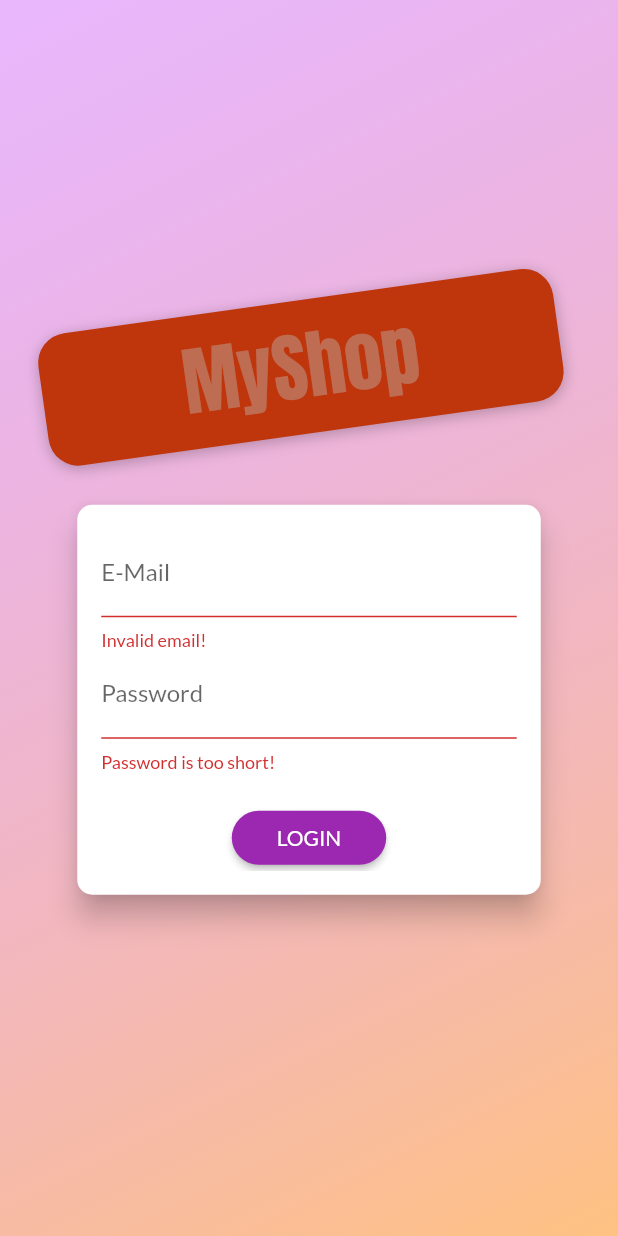
After one commit to wildcors/shop_app, a Flutter app: the screen it shows after launch, after a tap on "LOGIN", on a phone screen of 412 x 824 dp. The commit adds this screen. Run offline on Flutter 3.47's test engine with Material 2 defaults, Android fonts, the phone set to English and light mode, and no system bars; our stand-ins replace shared_preferences; network calls fail.

Commit message:
feat: auth, user

```diff
--- a/lib/main.dart
+++ b/lib/main.dart
@@ -1,15 +1,18 @@
 import 'package:flutter/material.dart';
 import 'package:provider/provider.dart';
 
+import './screens/splash_screen.dart';
 import './screens/cart_screen.dart';
 import './screens/products_overview_screen.dart';
 import './screens/product_detail_screen.dart';
 import './providers/products.dart';
 import './providers/cart.dart';
 import './providers/orders.dart';
+import './providers/auth.dart';
 import './screens/orders_screen.dart';
 import './screens/user_products_screen.dart';
 import './screens/edit_product_screen.dart';
+import './screens/auth_screen.dart';
 
 void main() => runApp(MyApp());
 
@@ -19,30 +22,54 @@ class MyApp extends StatelessWidget {
     return MultiProvider(
       providers: [
         ChangeNotifierProvider.value(
-          value: Products(),
+          value: Auth(),
+        ),
+        ChangeNotifierProxyProvider<Auth, Products>(
+          create: (ctx) => Products('', '', []),
+          update: (ctx, auth, previousProducts) => Products(
+              auth.token,
+              auth.userId,
+              previousProducts == null ? [] : previousProducts.items),
         ),
         ChangeNotifierProvider.value(
           value: Cart(),
         ),
-        ChangeNotifierProvider.value(
-          value: Orders(),
+        ChangeNotifierProxyProvider<Auth, Orders>(
+          create: (ctx) => Orders('', '', []),
+          update: (ctx, auth, previousOrders) => Orders(
+            auth.token,
+            auth.userId,
+            previousOrders == null ? [] : previousOrders.orders,
+          ),
         ),
       ],
-      child: MaterialApp(
+      child: Consumer<Auth>(
+        builder: (ctx, auth, _) => MaterialApp(
           title: 'MyShop',
           theme: ThemeData(
             primarySwatch: Colors.purple,
             accentColor: Colors.deepOrange,
             fontFamily: 'Lato',
           ),
-          home: ProductsOverviewScreen(),
+          home: auth.isAuth
+              ? ProductsOverviewScreen()
+              : FutureBuilder(
+                  future: auth.tryAutoLogin(),
+                  builder: (ctx, authResultSnapshot) =>
+                      authResultSnapshot.connectionState ==
+                              ConnectionState.waiting
+                          ? SplashScreen()
+                          : AuthScreen(),
+                ),
           routes: {
             ProductDetailScreen.routeName: (ctx) => ProductDetailScreen(),
             CartScreen.routeName: (ctx) => CartScreen(),
             OrdersScreen.routeName: (ctx) => OrdersScreen(),
             UserProductsScreen.routeName: (ctx) => UserProductsScreen(),
             EditProductScreen.routeName: (ctx) => EditProductScreen(),
-          }),
+          },
+        ),
+      ),
     );
   }
 }
--- /dev/null
+++ b/lib/providers/auth.dart
@@ -0,0 +1,127 @@
+import 'dart:convert';
+import 'dart:async';
+
+import 'package:flutter/widgets.dart';
+import 'package:http/http.dart' as http;
+import 'package:shared_preferences/shared_preferences.dart';
+
+import '../models/http_exception.dart';
+
+class Auth with ChangeNotifier {
+  String _token;
+  DateTime _expiryDate;
+  String _userId;
+  Timer _authTimer;
+
+  bool get isAuth {
+    return token != null;
+  }
+
+  String get token {
+    if (_expiryDate != null &&
+        _expiryDate.isAfter(DateTime.now()) &&
+        _token != null) {
+      return _token;
+    }
+    return null;
+  }
+
+  String get userId {
+    return _userId;
+  }
+
+  Future<void> _authenticate(
+      String email, String password, String urlSegment) async {
+    final url =
+        Uri.parse('https://identitytoolkit.googleapis.com/v1/accounts:$urlSegment?key=AIzaSyDKhVHggu5evbOw4kzH-LUjrXUpe7vjZws');
+    try {
+      final response = await http.post(
+        url,
+        body: json.encode(
+          {
+            'email': email,
+            'password': password,
+            'returnSecureToken': true,
+          },
+        ),
+      );
+      final responseData = json.decode(response.body);
+      print(responseData['error']);
+      if (responseData['error'] != null) {
+        print(responseData['error']);
+        throw HttpException(responseData['error']['message']);
+      }
+      _token = responseData['idToken'];
+      _userId = responseData['localId'];
+      _expiryDate = DateTime.now().add(
+        Duration(
+          seconds: int.parse(
+            responseData['expiresIn'],
+          ),
+        ),
+      );
+      _autoLogout();
+      notifyListeners();
+      final prefs = await SharedPreferences.getInstance();
+      final userData = json.encode(
+        {
+          'token': _token,
+          'userId': _userId,
+          'expiryDate': _expiryDate.toIso8601String(),
+        },
+      );
+      prefs.setString('userData', userData);
+    } catch (error) {
+      throw error;
+    }
+  }
+
+  Future<void> signup(String email, String password) async {
+    return _authenticate(email, password, 'signUp');
+  }
+
+  Future<void> login(String email, String password) async {
+    return _authenticate(email, password, 'signInWithPassword');
+  }
+
+  Future<bool> tryAutoLogin() async {
+    final prefs = await SharedPreferences.getInstance();
+    if (!prefs.containsKey('userData')) {
+      return false;
+    }
+    final extractedUserData = json.decode(prefs.getString('userData')) as Map<String, Object>;
+    final expiryDate = DateTime.parse(extractedUserData['expiryDate']);
+
+    if (expiryDate.isBefore(DateTime.now())) {
+      return false;
+    }
+    _token = extractedUserData['token'];
+    _userId = extractedUserData['userId'];
+    _expiryDate = expiryDate;
+    notifyListeners();
+    _autoLogout();
+    return true;
+  }
+
+  Future<void> logout() async {
+    _token = null;
+    _userId = null;
+    _expiryDate = null;
+    if (_authTimer != null) {
+      _authTimer.cancel();
+      _authTimer = null;
+    }
+    notifyListeners();
+    final prefs = await SharedPreferences.getInstance();
+    // prefs.remove('userData');
+    prefs.clear();
+  }
+
+  void _autoLogout() {
+    if (_authTimer != null) {
+      _authTimer.cancel();
+    }
+    final timeToExpiry = _expiryDate.difference(DateTime.now()).inSeconds;
+    _authTimer = Timer(Duration(seconds: timeToExpiry), logout);
+  }
+}
--- /dev/null
+++ b/lib/screens/auth_screen.dart
@@ -0,0 +1,277 @@
+import 'dart:math';
+
+import 'package:flutter/material.dart';
+import 'package:provider/provider.dart';
+
+import '../providers/auth.dart';
+import '../models/http_exception.dart';
+
+enum AuthMode { Signup, Login }
+
+class AuthScreen extends StatelessWidget {
+  static const routeName = '/auth';
+
+  @override
+  Widget build(BuildContext context) {
+    final deviceSize = MediaQuery.of(context).size;
+    // final transformConfig = Matrix4.rotationZ(-8 * pi / 180);
+    // transformConfig.translate(-10.0);
+    return Scaffold(
+      // resizeToAvoidBottomInset: false,
+      body: Stack(
+        children: <Widget>[
+          Container(
+            decoration: BoxDecoration(
+              gradient: LinearGradient(
+                colors: [
+                  Color.fromRGBO(215, 117, 255, 1).withOpacity(0.5),
+                  Color.fromRGBO(255, 188, 117, 1).withOpacity(0.9),
+                ],
+                begin: Alignment.topLeft,
+                end: Alignment.bottomRight,
+                stops: [0, 1],
+              ),
+            ),
+          ),
+          SingleChildScrollView(
+            child: Container(
+              height: deviceSize.height,
+              width: deviceSize.width,
+              child: Column(
+                mainAxisAlignment: MainAxisAlignment.center,
+                crossAxisAlignment: CrossAxisAlignment.center,
+                children: <Widget>[
+                  Flexible(
+                    child: Container(
+                      margin: EdgeInsets.only(bottom: 20.0),
+                      padding:
+                          EdgeInsets.symmetric(vertical: 8.0, horizontal: 94.0),
+                      transform: Matrix4.rotationZ(-8 * pi / 180)
+                        ..translate(-10.0),
+                      // ..translate(-10.0),
+                      decoration: BoxDecoration(
+                        borderRadius: BorderRadius.circular(20),
+                        color: Colors.deepOrange.shade900,
+                        boxShadow: [
+                          BoxShadow(
+                            blurRadius: 8,
+                            color: Colors.black26,
+                            offset: Offset(0, 2),
+                          )
+                        ],
+                      ),
+                      child: Text(
+                        'MyShop',
+                        style: TextStyle(
+                          color: Theme.of(context).highlightColor,
+                          fontSize: 50,
+                          fontFamily: 'Anton',
+                          fontWeight: FontWeight.normal,
+                        ),
+                      ),
+                    ),
+                  ),
+                  Flexible(
+                    flex: deviceSize.width > 600 ? 2 : 1,
+                    child: AuthCard(),
+                  ),
+                ],
+              ),
+            ),
+          ),
+        ],
+      ),
+    );
+  }
+}
+
+class AuthCard extends StatefulWidget {
+  const AuthCard({
+    Key key,
+  }) : super(key: key);
+
+  @override
+  _AuthCardState createState() => _AuthCardState();
+}
+
+class _AuthCardState extends State<AuthCard> {
+  final GlobalKey<FormState> _formKey = GlobalKey();
+  AuthMode _authMode = AuthMode.Login;
+  Map<String, String> _authData = {
+    'email': '',
+    'password': '',
+  };
+  var _isLoading = false;
+  final _passwordController = TextEditingController();
+
+  void _showErrorDialog(String message) {
+    showDialog(
+      context: context,
+      builder: (ctx) => AlertDialog(
+            title: Text('An Error Occurred!'),
+            content: Text(message),
+            actions: <Widget>[
+              TextButton(
+                child: Text('Okay'),
+                onPressed: () {
+                  Navigator.of(ctx).pop();
+                },
+              )
+            ],
+          ),
+    );
+  }
+
+  Future<void> _submit() async {
+    if (!_formKey.currentState.validate()) {
+      // Invalid!
+      return;
+    }
+    _formKey.currentState.save();
+    setState(() {
+      _isLoading = true;
+    });
+    try {
+      if (_authMode == AuthMode.Login) {
+        // Log user in
+        await Provider.of<Auth>(context, listen: false).login(
+          _authData['email'],
+          _authData['password'],
+        );
+      } else {
+        // Sign user up
+        await Provider.of<Auth>(context, listen: false).signup(
+          _authData['email'],
+          _authData['password'],
+        );
+      }
+    } on HttpException catch (error) {
+      var errorMessage = 'Authentication failed';
+      if (error.toString().contains('EMAIL_EXISTS')) {
+        errorMessage = 'This email address is already in use.';
+      } else if (error.toString().contains('INVALID_EMAIL')) {
+        errorMessage = 'This is not a valid email address';
+      } else if (error.toString().contains('WEAK_PASSWORD')) {
+        errorMessage = 'This password is too weak.';
+      } else if (error.toString().contains('EMAIL_NOT_FOUND')) {
+        errorMessage = 'Could not find a user with that email.';
+      } else if (error.toString().contains('INVALID_PASSWORD')) {
+        errorMessage = 'Invalid password.';
+      }
+      _showErrorDialog(errorMessage);
+    } catch (error) {
+      print(error);
+      const errorMessage =
+          'Could not authenticate you. Please try again later.';
+      _showErrorDialog(errorMessage);
+    }
+
+    setState(() {
+      _isLoading = false;
+    });
+  }
+
+  void _switchAuthMode() {
+    if (_authMode == AuthMode.Login) {
+      setState(() {
+        _authMode = AuthMode.Signup;
+      });
+    } else {
+      setState(() {
+        _authMode = AuthMode.Login;
+      });
+    }
+  }
+
+  @override
+  Widget build(BuildContext context) {
+    final deviceSize = MediaQuery.of(context).size;
+    return Card(
+      shape: RoundedRectangleBorder(
+        borderRadius: BorderRadius.circular(10.0),
+      ),
+      elevation: 8.0,
+      child: Container(
+        height: _authMode == AuthMode.Signup ? 320 : 260,
+        constraints:
+            BoxConstraints(minHeight: _authMode == AuthMode.Signup ? 320 : 260),
+        width: deviceSize.width * 0.75,
+        padding: EdgeInsets.all(16.0),
+        child: Form(
+          key: _formKey,
+          child: SingleChildScrollView(
+            child: Column(
+              children: <Widget>[
+                TextFormField(
+                  decoration: InputDecoration(labelText: 'E-Mail'),
+                  keyboardType: TextInputType.emailAddress,
+                  validator: (value) {
+                    if (value.isEmpty || !value.contains('@')) {
+                      return 'Invalid email!';
+                    }
+                    return null;
+                  },
+                  onSaved: (value) {
+                    _authData['email'] = value;
+                  },
+                ),
+                TextFormField(
+                  decoration: InputDecoration(labelText: 'Password'),
+                  obscureText: true,
+                  controller: _passwordController,
+                  validator: (value) {
+                    if (value.isEmpty || value.length < 5) {
+                      return 'Password is too short!';
+                    }
+                  },
+                  onSaved: (value) {
+                    _authData['password'] = value;
+                  },
+                ),
+                if (_authMode == AuthMode.Signup)
+                  TextFormField(
+                    enabled: _authMode == AuthMode.Signup,
+                    decoration: InputDecoration(labelText: 'Confirm Password'),
+                    obscureText: true,
+                    validator: _authMode == AuthMode.Signup
+                        ? (value) {
+                            if (value != _passwordController.text) {
+                              return 'Passwords do not match!';
+                            }
+                          }
+                        : null,
+                  ),
+                SizedBox(
+                  height: 20,
+                ),
+                if (_isLoading)
+                  CircularProgressIndicator()
+                else
+                  RaisedButton(
+                    child:
+                        Text(_authMode == AuthMode.Login ? 'LOGIN' : 'SIGN UP'),
+                    onPressed: _submit,
+                    shape: RoundedRectangleBorder(
+                      borderRadius: BorderRadius.circular(30),
+                    ),
+                    padding:
+                        EdgeInsets.symmetric(horizontal: 30.0, vertical: 8.0),
+                    color: Theme.of(context).primaryColor,
+                    textColor: Theme.of(context).primaryTextTheme.button.color,
+                  ),
+                FlatButton(
+                  child: Text(
+                      '${_authMode == AuthMode.Login ? 'SIGNUP' : 'LOGIN'} INSTEAD'),
+                  onPressed: _switchAuthMode,
+                  padding: EdgeInsets.symmetric(horizontal: 30.0, vertical: 4),
+                  materialTapTargetSize: MaterialTapTargetSize.shrinkWrap,
+                  textColor: Theme.of(context).primaryColor,
+                ),
+              ],
+            ),
+          ),
+        ),
+      ),
+    );
+  }
+}
--- /dev/null
+++ b/lib/screens/splash_screen.dart
@@ -0,0 +1,12 @@
+import 'package:flutter/material.dart';
+
+class SplashScreen extends StatelessWidget {
+  @override
+  Widget build(BuildContext context) {
+    return Scaffold(
+      body: Center(
+        child: Text('Loading...'),
+      ),
+    );
+  }
+}
--- a/pubspec.yaml
+++ b/pubspec.yaml
@@ -22,6 +22,7 @@ dependencies:
   provider: ^6.0.2
   intl: ^0.15.8
   http: ^0.12.0+2
+  shared_preferences: ^2.0.15
 
   # The following adds the Cupertino Icons font to your application.
   # Use with the CupertinoIcons class for iOS style icons.
```
Also changed, not shown: lib/providers/orders.dart (+17 -7 lines), lib/providers/product.dart (+9 -6 lines), lib/providers/products.dart (+39 -54 lines), lib/screens/user_products_screen.dart (+16 -4 lines), lib/widgets/app_drawer.dart (+15 -0 lines), lib/widgets/product_item.dart (+6 -1 lines).
